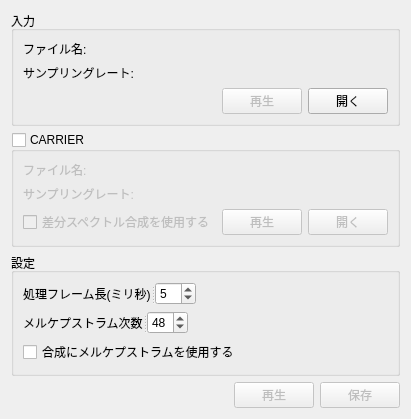
Iselix/kwiiyatta, file kwiiyatta/view/qt/ui/kwiieiya.ui: the form before one commit.
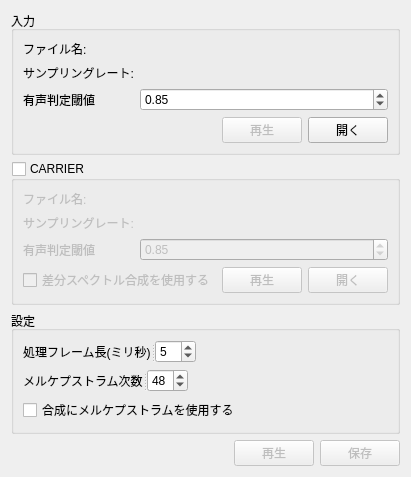
The form after the commit.

Commit message: Add voice-unvoice threshold option to KwiieiyaDialog.

The edit to the form file:
```diff
--- a/kwiiyatta/view/qt/ui/kwiieiya.ui
+++ b/kwiiyatta/view/qt/ui/kwiieiya.ui
@@ -56,6 +56,26 @@
           </property>
          </widget>
         </item>
+        <item row="3" column="0">
+         <widget class="QLabel" name="sourceApeThresholdLabel">
+          <property name="text">
+           <string>有声判定閾値</string>
+          </property>
+         </widget>
+        </item>
+        <item row="3" column="1">
+         <widget class="QDoubleSpinBox" name="sourceApeThresholdSpinBox">
+          <property name="maximum">
+           <double>1.000000000000000</double>
+          </property>
+          <property name="singleStep">
+           <double>0.010000000000000</double>
+          </property>
+          <property name="value">
+           <double>0.850000000000000</double>
+          </property>
+         </widget>
+        </item>
        </layout>
       </item>
       <item>
@@ -158,6 +178,26 @@
           </property>
          </widget>
         </item>
+        <item row="3" column="0">
+         <widget class="QLabel" name="carrierApeThresholdLabel_2">
+          <property name="text">
+           <string>有声判定閾値</string>
+          </property>
+         </widget>
+        </item>
+        <item row="3" column="1">
+         <widget class="QDoubleSpinBox" name="carrierApeThresholdSpinBox">
+          <property name="maximum">
+           <double>1.000000000000000</double>
+          </property>
+          <property name="singleStep">
+           <double>0.010000000000000</double>
+          </property>
+          <property name="value">
+           <double>0.850000000000000</double>
+          </property>
+         </widget>
+        </item>
        </layout>
       </item>
       <item>
```
Left out of the diff: 4 changed lines with no effect on the pictures.
